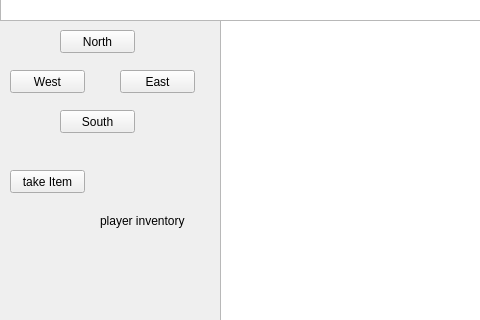
Above: mainwindow.ui from vdrumsta/Zork-GUI before the change; both pictures show x 0 to 480 and y 127 to 447 of the 611 by 596 pixel window. Below: the same form after it.
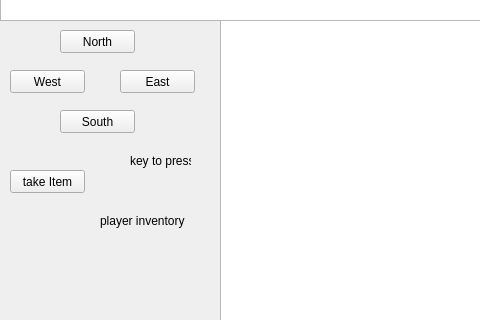
That is the form after the change.

Diff of the .ui file:
```diff
--- a/mainwindow.ui
+++ b/mainwindow.ui
@@ -125,6 +125,19 @@
      <string>player inventory</string>
     </property>
    </widget>
+   <widget class="QLabel" name="keyToP">
+    <property name="geometry">
+     <rect>
+      <x>130</x>
+      <y>260</y>
+      <width>61</width>
+      <height>21</height>
+     </rect>
+    </property>
+    <property name="text">
+     <string>key to press</string>
+    </property>
+   </widget>
   </widget>
   <widget class="QMenuBar" name="menuBar">
    <property name="geometry">
```
